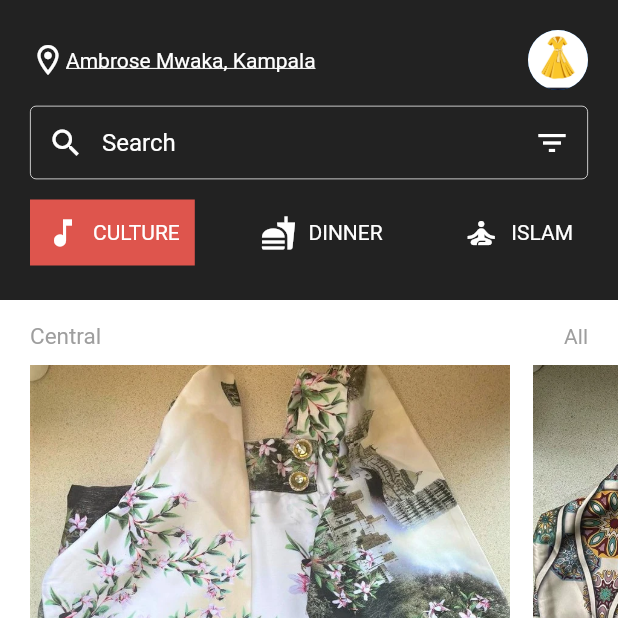
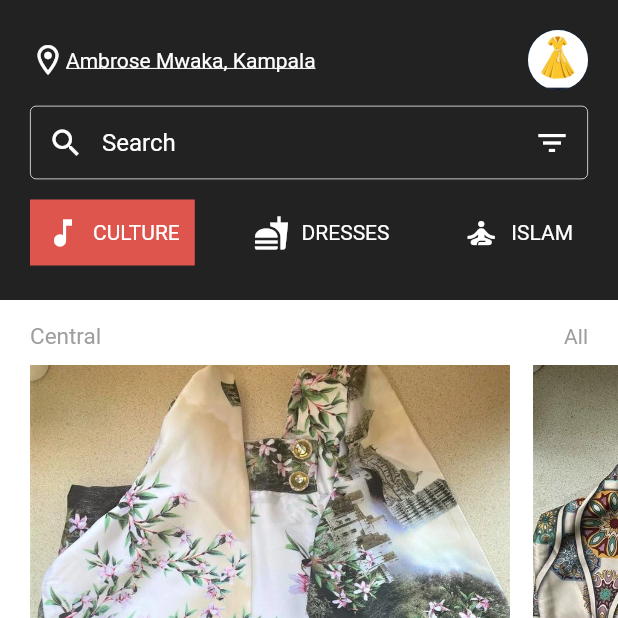
Before and after one commit to Marcollins2/kiwi_app, a Flutter app: the screen it shows after launch, on a phone screen of 412 x 824 dp, the top half of it. Run offline on Flutter 3.47's test engine with Material 2 defaults, Android fonts, the light colour scheme and no system bars; Roboto replaces fonts that are missing (Netverbatim).

Commit message:
Additional content for the dinner category renamed as dresses

```diff
--- a/lib/Modules/Data.dart
+++ b/lib/Modules/Data.dart
@@ -9,7 +9,7 @@
     'icon': Icons.music_note,
   },
   {
-    "name": 'DINNER',
+    "name": 'DRESSES',
     'icon': Icons.fastfood,
   },
   {
@@ -146,27 +146,146 @@
 
 List<Event> dinnerTabCentralRegionItems = [
   Event(
-    name: 'Luwombo Dishes',
-    image: 'images/img2.jpg',
+    name: 'Prom_Dress',
+    image: 'images/img18.jpg',
     category: categories[0],
-    location: 'Jinja, Uganda',
-    cost: 'UGX 60-240k',
-    available: 3,
+    location: 'Loozap_Kla-jinja road',
+    cost: 'USD 120',
+    available: 4,
     about:
-        'Music festivals have come a long way since the psychedelic wig-outs of the \'60s. These days, there\'s a festival for everyone, even if you\'ve shunned most annual mud-fests in the past because you dance to disco and you don\'t like rock. Beyond the traditional London, UK and European festivals, there are fantastic international events from California\'s very Instagram-friendly Coachella to Japan\'s fabulous Fuji Rock, which prides itself on being the \'cleanest festival in the world\'Here are the 50 best music festivals to try before you die.',
+        'Kateprom Sleeveless Party Homecoming Dress Short Royal Blue Prom Dresses With Zipper',
   ),
+
+   Event(
+    name: 'Prom_Dress',
+    image: 'images/img16.jpg',
+    category: categories[0],
+    location: 'Loozap_Kla-jinja road',
+    cost: 'USD 120',
+    available: 5,
+    about:
+        'Our Dresses are all custom-made, so you order them in any size and color, and you can get your dress within 20-25 days after your payment.You can make the dress in standard size or custom size.',
+  ),
+
+   Event(
+    name: 'Prom_Dress',
+    image: 'images/img19.jpg',
+    category: categories[0],
+    location: 'Loozap_Kla-jinja road',
+    cost: 'USD 120',
+    available: 7,
+    about:
+        'Light Blue Prom Dresses Short Tea-Length Lace Applique Corset Back Formal Evening Dress Party Gowns Plus Size Vestido De Fiesta',
+  ),
+
+   Event(
+    name: 'Prom_Dress',
+    image: 'images/img21.jpg',
+    category: categories[0],
+    location: 'Loozap_Kla-jinja road',
+    cost: 'USD 120',
+    available: 9,
+    about:
+        'Charming Dark Red Lace Cap Sleeve Prom Party Dresses. Elegant Knee Length. A Line Plus Size Celebrity Dresses Gala',
+  ),
+
+Event(
+    name: 'Cocktail_Dress',
+    image: 'images/img18.jpg',
+    category: categories[0],
+    location: 'Loozap_Kla-jinja road',
+    cost: 'USD 120',
+    available: 10,
+    about:
+        'Vintage Elegant Knee Length Cocktail Dress. More size and colour options in stock',
+  ),
+
+  Event(
+    name: 'Party_Dress',
+    image: 'images/img17.jpg',
+    category: categories[0],
+    location: 'Loozap_Kla-jinja road',
+    cost: 'USD 120',
+    available: 4,
+    about:
+        'Short Navy Blue Knee Length Lace Party Dress Evening Dress',
+  ),
+
+  Event(
+    name: 'Prom_Dress',
+    image: 'images/img20.jpg',
+    category: categories[0],
+    location: 'Loozap_Kla-jinja road',
+    cost: 'USD 120',
+    available: 4,
+    about:
+        'Vintage Elegant Knee Length Cocktail Dress. More size and colour options in stock',
+  ),
+
 ];
 
 List<Event> dinnerTabWesternRegionItems = [
   Event(
-    name: 'Luwombo Dishes',
-    image: 'images/img2.jpg',
+    name: 'LOULOU',
+    image: 'images/img31.jpg',
     category: categories[0],
-    location: 'Jinja, Uganda',
-    cost: 'UGX 60-240k',
+    location: 'Loozap_Kla-jinja road',
+    cost: 'USD 140',
+    available: 2,
+    about:
+        'Black ruffle-detail sequin-embellished mini dress from LOULOU featuring sequin embellishment, ruffled detailing, round neck, concealed rear zip fastening, long sleeves and thigh-length.',
+  ),
+  Event(
+    name: 'Party_Dress',
+    image: 'images/img26.jpg',
+    category: categories[0],
+    location: 'Loozap_Kla-jinja road',
+    cost: 'USD 70',
+    available: 1,
+    about:
+        'Ball room LBECLEY Little Dress for Women Plus Size',
+  ),
+
+  Event(
+    name: 'Party_Dress',
+    image: 'images/img27.jpg',
+    category: categories[0],
+    location: 'Loozap_Kla-jinja road',
+    cost: 'USD 50',
+    available: 4,
+    about:
+        'CAICJ98 Semi Formal Dresses For Women. Off Shoulder High Split Evening Gown Long Party Maxi Dress Pink,XL',
+  ),
+  Event(
+    name: 'Party_Dress',
+    image: 'images/img22.jpg',
+    category: categories[0],
+    location: 'Loozap_Kla-jinja road',
+    cost: 'USD 40',
     available: 3,
     about:
-        'Music festivals have come a long way since the psychedelic wig-outs of the \'60s. These days, there\'s a festival for everyone, even if you\'ve shunned most annual mud-fests in the past because you dance to disco and you don\'t like rock. Beyond the traditional London, UK and European festivals, there are fantastic international events from California\'s very Instagram-friendly Coachella to Japan\'s fabulous Fuji Rock, which prides itself on being the \'cleanest festival in the world\'Here are the 50 best music festivals to try before you die.',
+        'BEST HIGH-LOW FALL WEDDING GUEST DRESS. Jasambac Cocktail Party Dress',
+  ),
+
+  Event(
+    name: 'Semi_formal Dress',
+    image: 'images/img23.jpg',
+    category: categories[0],
+    location: 'Loozap_Kla-jinja road',
+    cost: 'USD 30',
+    available: 4,
+    about:
+        'Simple and classy semi formal dresses in various designs and colours',
+  ),
+  Event(
+    name: 'Prom_Dress',
+    image: 'images/img28.jpg',
+    category: categories[0],
+    location: 'Loozap_Kla-jinja road',
+    cost: 'USD 65',
+    available: 4,
+    about:
+        'Hi-Low Satin Long Ball Gown Scoop Neck Prom Dress with Pocket Appliques Formal Evening Party Gown. Comes in 12 different colours.',
   ),
 ];
 
--- a/lib/Screens/HomeScreen.dart
+++ b/lib/Screens/HomeScreen.dart
@@ -214,7 +214,7 @@
                       mainAxisAlignment: MainAxisAlignment.spaceBetween,
                       children: [
                         Text(
-                          'Central',
+                          'Knee_Length',
                           style: TextStyle(
                             color: Colors.grey,
                             fontSize: 15,
@@ -249,7 +249,7 @@
                       mainAxisAlignment: MainAxisAlignment.spaceBetween,
                       children: [
                         Text(
-                          'Western',
+                          'Party_Guest Dresses',
                           style: TextStyle(
                             color: Colors.grey,
                             fontSize: 15,
```
Also changed, not shown: images/img15.jpg (added), images/img16.jpg (added), images/img17.jpg (added), images/img18.jpg (added), images/img19.jpg (added), images/img20.jpg (added), images/img21.jpg (added), images/img22.jpg (added), images/img23.jpg (added), images/img26.jpg (added), images/img27.jpg (added), images/img28.jpg (added), images/img31.jpg (added).
